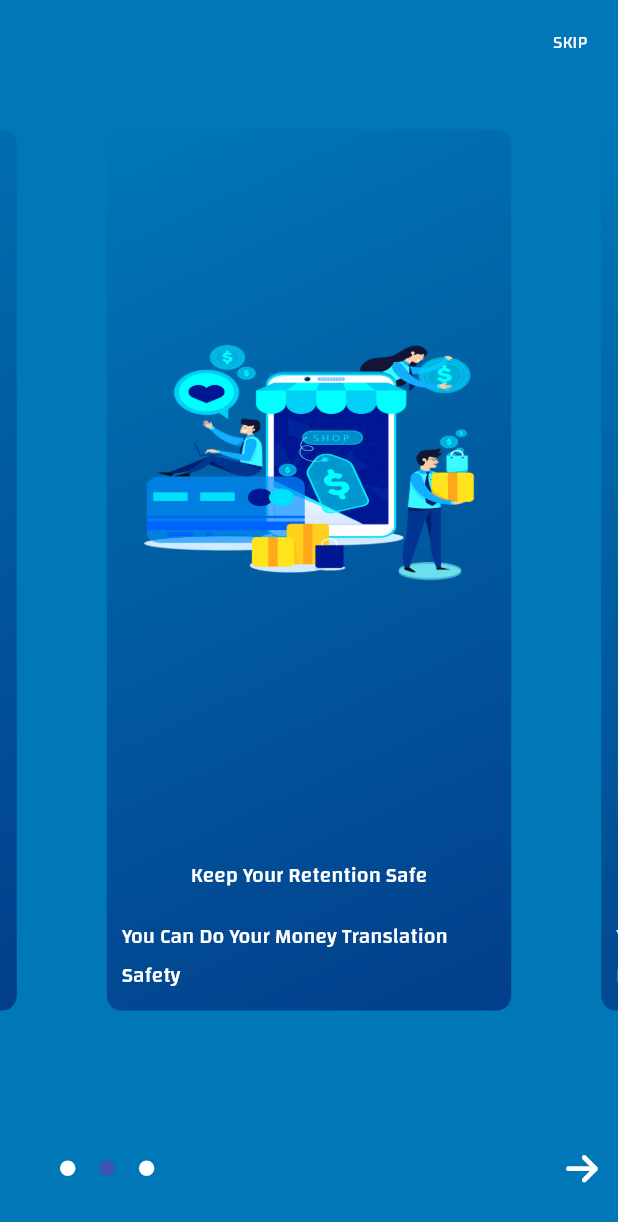
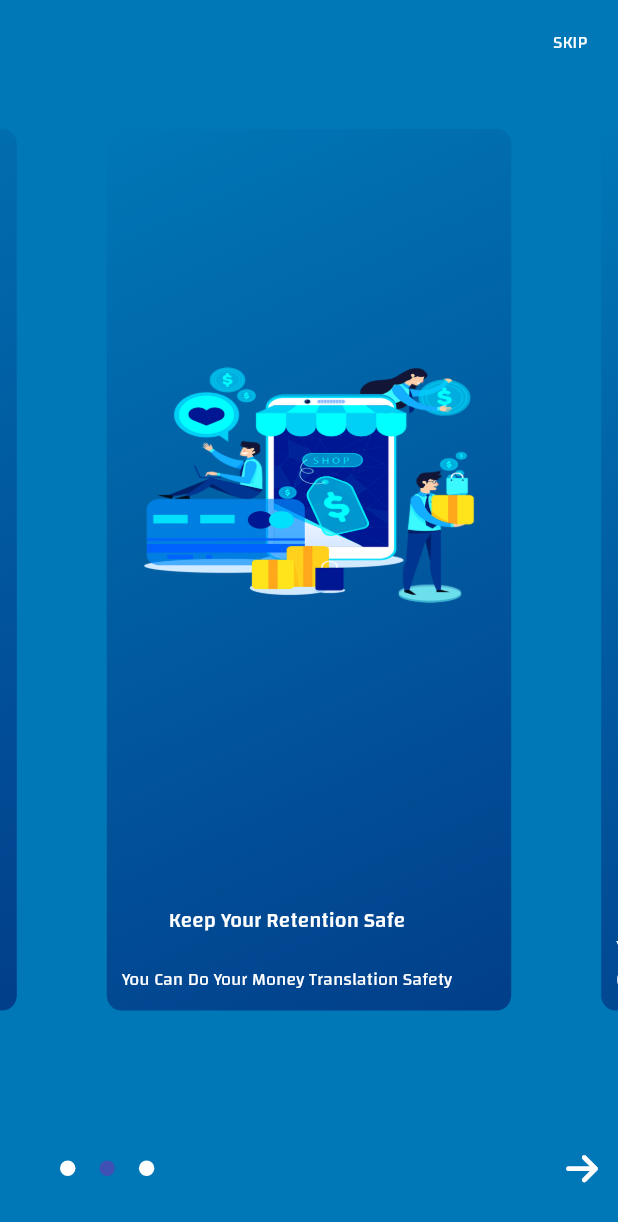
Before and after one commit to mohammedGamal17/Shop-App, a Flutter app: the screen it shows after launch, swiped to page 2, on a phone screen of 412 x 824 dp. Shown: the top 1222 px of the screen. Run offline on Flutter 3.47's test engine with Material 2 defaults, Android fonts, the phone set to English and light mode, and no system bars; drawn by our look-alikes of smooth_page_indicator; our stand-ins replace bloc, carousel_slider, dio, flutter_bloc, font_awesome_flutter, get and 3 more; accounts and stored records are empty.

Commit message:
Update page_view_screen.dart

```diff
--- a/lib/modules/page_view/page_view_screen.dart
+++ b/lib/modules/page_view/page_view_screen.dart
@@ -176,7 +176,7 @@ class _PageViewScreenState extends State<PageViewScreen> {
                   ),
                   Text(
                     boarding.body,
-                    style: Theme.of(context).textTheme.bodyText1,
+                    style: Theme.of(context).textTheme.caption,
                   ),
                 ],
               ),
```
